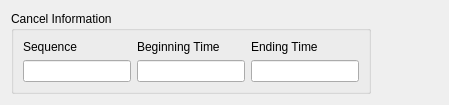
First picture: the form in tafor/components/ui/sigmet_cancel.ui, repository up1and/tafor, before the edit.
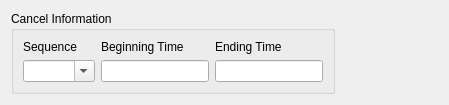
Second picture: the form after the edit.

Commit message: SIGMET 取消报新增序号选择

```diff
--- a/tafor/components/ui/sigmet_cancel.ui
+++ b/tafor/components/ui/sigmet_cancel.ui
@@ -46,12 +46,6 @@
         </property>
        </widget>
       </item>
-      <item row="1" column="0">
-       <widget class="QLineEdit" name="sequence"/>
-      </item>
-      <item row="1" column="1">
-       <widget class="QLineEdit" name="beginningTime"/>
-      </item>
       <item row="0" column="2">
        <widget class="QLabel" name="endingTimeLabel">
         <property name="text">
@@ -62,9 +56,19 @@
         </property>
        </widget>
       </item>
-      <item row="1" column="2">
+      <item row="2" column="2">
        <widget class="QLineEdit" name="endingTime"/>
       </item>
+      <item row="2" column="1">
+       <widget class="QLineEdit" name="beginningTime"/>
+      </item>
+      <item row="2" column="0">
+       <widget class="QComboBox" name="sequence">
+        <property name="editable">
+         <bool>true</bool>
+        </property>
+       </widget>
+      </item>
      </layout>
     </widget>
    </item>
```
Left out of the diff: 5 changed lines with no effect on the pictures. The commit also changes 4 other files.
